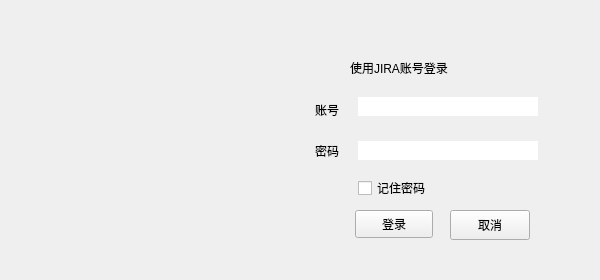
cash2one/AutoDriver, file framework/gui/ui/src/login.ui: the form before one commit.
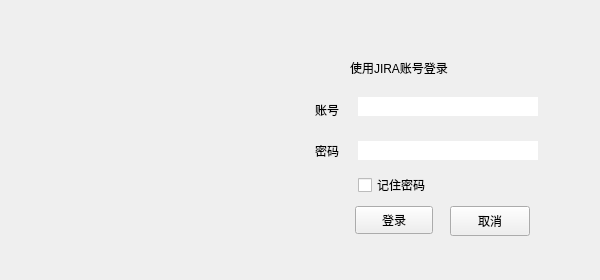
The form after the commit. Icons and pictures are not drawn.

Patch:
```diff
--- a/framework/gui/ui/src/login.ui
+++ b/framework/gui/ui/src/login.ui
@@ -52,7 +52,7 @@
     <property name="geometry">
      <rect>
       <x>355</x>
-      <y>210</y>
+      <y>206</y>
       <width>78</width>
       <height>28</height>
      </rect>
@@ -68,7 +68,7 @@
     <property name="geometry">
      <rect>
       <x>450</x>
-      <y>210</y>
+      <y>206</y>
       <width>80</width>
       <height>30</height>
      </rect>
@@ -139,7 +139,7 @@
     <property name="geometry">
      <rect>
       <x>358</x>
-      <y>180</y>
+      <y>177</y>
       <width>101</width>
       <height>16</height>
      </rect>
```
